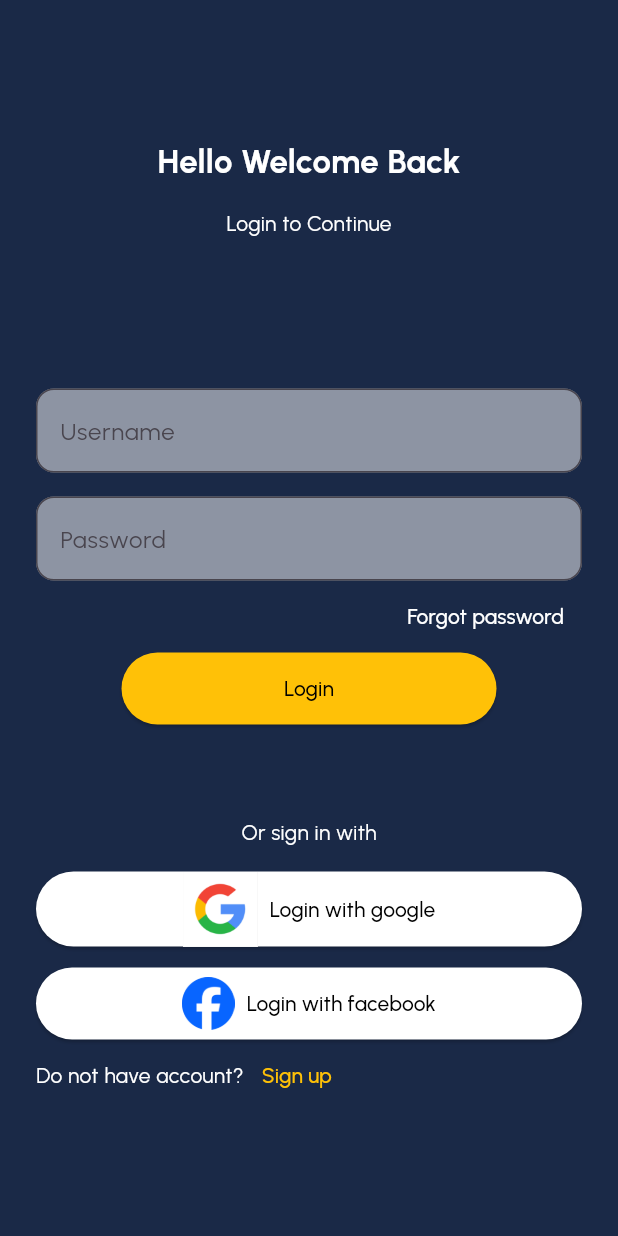
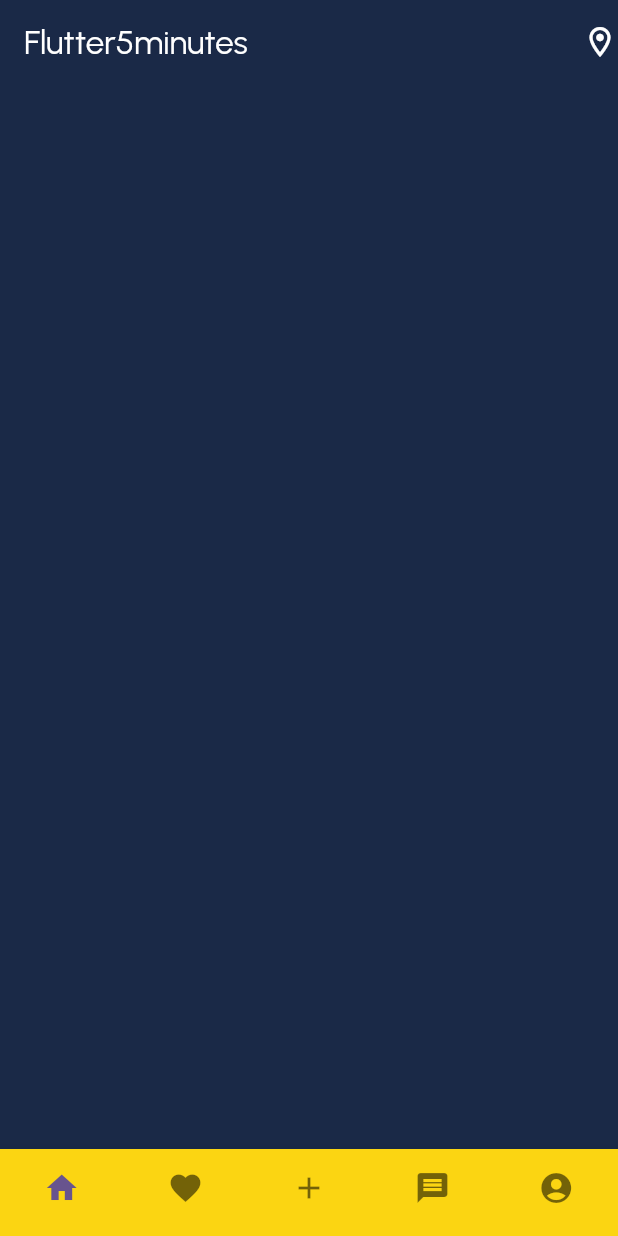
Before and after one commit to Dianagit168/Learn_Flutter, a Flutter app: the screen it shows after launch, after a tap on "Login", on a phone screen of 412 x 824 dp. Run offline on Flutter 3.47's test engine with Material 3 defaults, Android fonts, the phone set to English and light mode, and no system bars.

Commit message:
Third Hour Learning

```diff
--- a/lib/main.dart
+++ b/lib/main.dart
@@ -1,5 +1,9 @@
 import 'package:flutter/material.dart';
-import 'package:flutter_learning/login_page.dart';
+import 'package:flutter_learning/pages/home_page.dart';
+
+import 'package:flutter_learning/pages/login_page.dart';
+import 'package:flutter_learning/pages/main_page.dart';
+import 'package:flutter_learning/pages/test_page.dart';
 import 'package:flutter_learning/style/app_colors.dart';
 
 void main() {
@@ -17,8 +21,18 @@ class MyApp extends StatelessWidget {
           colorScheme: ColorScheme.fromSeed(seedColor: Colors.deepPurple),
           useMaterial3: true,
           fontFamily: 'Urbanist',
-          scaffoldBackgroundColor: AppColors.background),
-      home: const LoginPage(),
+          scaffoldBackgroundColor: AppColors.background,
+         // brightness: Brightness.dark
+
+          ),
+      //home: const LoginPage(),
+      initialRoute: '/',
+      routes: {
+        '/': (context) => const LoginPage(),
+        '/home': (context) => const HomePage(),
+        '/main': (context) => const MainPage(),
+        '/test': (context) => const TestPage(),
+      },
     );
   }
 }
--- /dev/null
+++ b/lib/pages/home_page.dart
@@ -0,0 +1,28 @@
+import 'package:flutter/material.dart';
+import 'package:flutter_learning/style/app_colors.dart';
+
+class HomePage extends StatelessWidget {
+  const HomePage({super.key});
+
+  @override
+  Widget build(BuildContext context) {
+    return Scaffold(
+      appBar: AppBar(
+        backgroundColor: AppColors.background,
+        title: const Text(
+          'Flutter5minutes',
+          style: TextStyle(
+            color: AppColors.white,
+          ),
+        ),
+        centerTitle: false,
+        actions: const [
+          Icon(
+            Icons.location_on_outlined,
+            color: AppColors.white,
+          ),
+        ],
+      ),
+    );
+  }
+}
--- a/lib/login_page.dart
+++ b/lib/pages/login_page.dart
@@ -70,7 +70,9 @@ class LoginPage extends StatelessWidget {
                 ),
               ),
               ElevatedButton(
-                onPressed: () {},
+                onPressed: () {
+                  Navigator.of(context).pushReplacementNamed('/main');
+                },
                 style: ElevatedButton.styleFrom(
                     foregroundColor: Colors.black,
                     backgroundColor: Colors.amber,
--- /dev/null
+++ b/lib/pages/main_page.dart
@@ -0,0 +1,49 @@
+import 'package:flutter/material.dart';
+import 'package:flutter_learning/pages/home_page.dart';
+import 'package:flutter_learning/style/app_colors.dart';
+
+class MainPage extends StatefulWidget {
+  const MainPage({super.key});
+
+  @override
+  State<MainPage> createState() => _MainPageState();
+}
+
+class _MainPageState extends State<MainPage> {
+  int initialPage = 0;
+  final pages = [
+    const HomePage(),
+    const HomePage(),
+    const HomePage(),
+    const HomePage(),
+    const HomePage(),
+  ];
+  @override
+  Widget build(BuildContext context) {
+    return Scaffold(
+      body: pages[initialPage],
+      bottomNavigationBar: BottomNavigationBar(
+        items: const [
+          BottomNavigationBarItem(icon: Icon(Icons.home), label: 'Home'),
+          BottomNavigationBarItem(
+              icon: Icon(Icons.favorite), label: 'Favirite'),
+          BottomNavigationBarItem(icon: Icon(Icons.add), label: 'Add'),
+          BottomNavigationBarItem(icon: Icon(Icons.message), label: 'Message'),
+          BottomNavigationBarItem(
+              icon: Icon(Icons.account_circle_rounded), label: 'User'),
+        ],
+        type: BottomNavigationBarType.fixed,
+        showSelectedLabels: false,
+        showUnselectedLabels: false,
+        backgroundColor: AppColors.primary,
+        currentIndex: initialPage,
+        onTap: (pageIndex) {
+          setState(() {
+            initialPage = pageIndex;
+            print(initialPage);
+          });
+        },
+      ),
+    );
+  }
+}
--- /dev/null
+++ b/lib/pages/test_page.dart
@@ -0,0 +1,13 @@
+import 'package:flutter/material.dart';
+
+class TestPage extends StatelessWidget {
+  const TestPage({super.key});
+
+  @override
+  Widget build(BuildContext context) {
+    return Scaffold(
+      appBar: AppBar(),
+      body: const Center(),
+    );
+  }
+}
```
